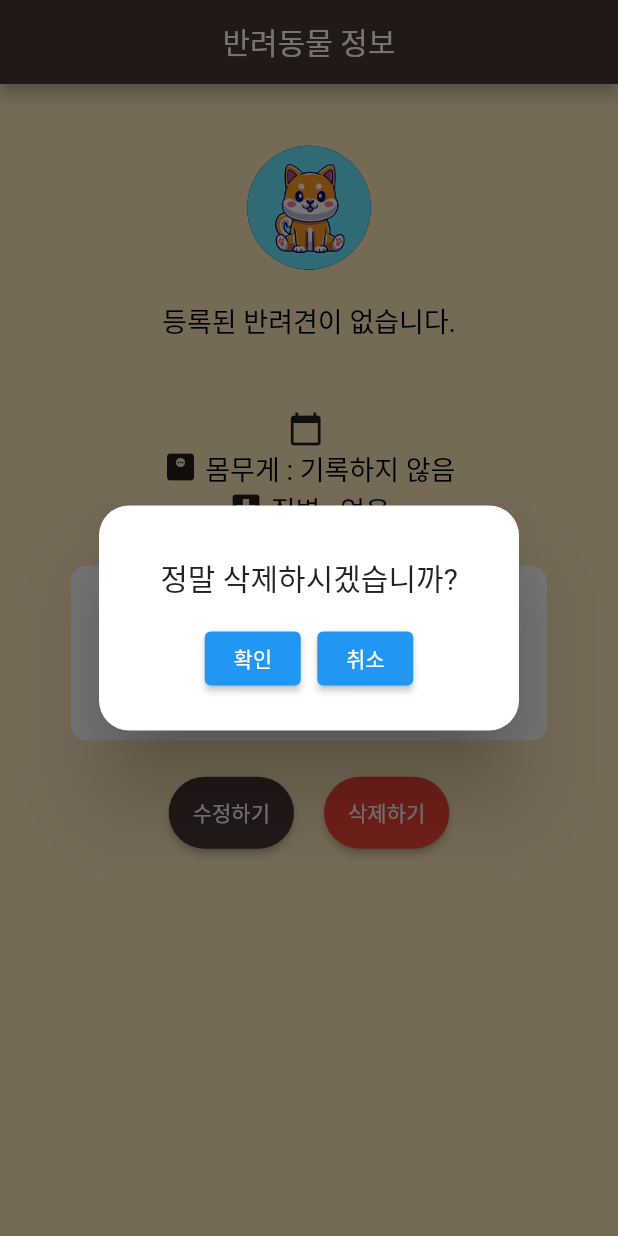
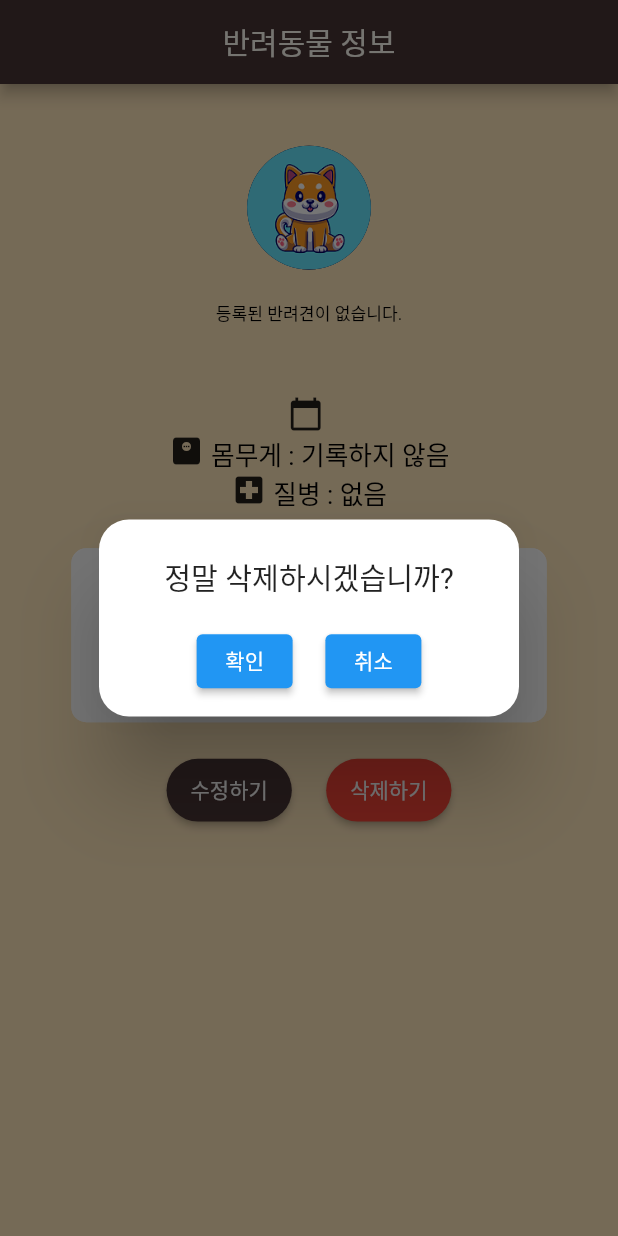
Before and after one commit to TIONBARY/GSSL, a Flutter app: the PetDetailScreen screen opened directly, after a tap on "삭제하기", on a phone screen of 412 x 824 dp. Run offline on Flutter 3.47's test engine with Material 2 defaults, Android fonts, the phone set to English and light mode, and no system bars; our stand-ins replace assets_audio_player, cached_network_image, flutter_bloc, flutter_dotenv, flutter_screenutil, flutter_secure_storage and 12 more; missing offline and left inert: http_interceptor, kakaomap_webview, snapping_sheet; accounts and stored records are empty; statements that could not run were skipped.

Commit message:
:sparkles: main_header_bar, pet_detail 반응형 수정

```diff
--- a/FrontEnd/lib/components/main/main_header_bar.dart
+++ b/FrontEnd/lib/components/main/main_header_bar.dart
@@ -190,7 +190,7 @@ class _MainHeaderBarState extends State<MainHeaderBar> {
                     builder: (BuildContext context) {
                       return Container(
                         padding: EdgeInsets.fromLTRB(0, 20.h, 0, 0),
-                        height: 275,
+                        height: 200.h,
                         decoration: new BoxDecoration(
                           color: pColor,
                           borderRadius: new BorderRadius.only(
@@ -257,11 +257,11 @@ class _MainHeaderBarState extends State<MainHeaderBar> {
                                       ),
                                     ),
                               Container(
-                                margin: EdgeInsets.fromLTRB(0, 30.h, 0, 10.h),
+                                margin: EdgeInsets.fromLTRB(0, 15.h, 0, 5.h),
                                 child: SizedBox(
                                   child: IconButton(
                                     icon: Icon(Icons.add),
-                                    iconSize: 50,
+                                    iconSize: 30.h,
                                     color: btnColor,
                                     onPressed: () => Navigator.push(
                                       context,
--- a/FrontEnd/lib/components/pet/pet_detail.dart
+++ b/FrontEnd/lib/components/pet/pet_detail.dart
@@ -9,6 +9,7 @@ import 'package:GSSL/model/response_models/user_info.dart';
 import 'package:GSSL/pages/login_page.dart';
 import 'package:GSSL/pages/modify_pet_page.dart';
 import 'package:flutter/material.dart';
+import 'package:flutter_screenutil/flutter_screenutil.dart';
 
 import '../util/custom_dialog.dart';
 
@@ -187,7 +188,7 @@ class _PetDetailState extends State<PetDetail> {
                               TextSpan(
                                   style: TextStyle(
                                     color: Colors.black,
-                                    fontSize: 18,
+                                    fontSize: 10.sp,
                                   ),
                                   text: "등록된 반려견이 없습니다.")
                             ])
@@ -195,7 +196,7 @@ class _PetDetailState extends State<PetDetail> {
                               TextSpan(
                                   style: TextStyle(
                                     color: Colors.black,
-                                    fontSize: 24,
+                                    fontSize: 26.sp,
                                   ),
                                   text: user!.nickname! + "의 " + pet!.name!),
                               WidgetSpan(
@@ -217,7 +218,7 @@ class _PetDetailState extends State<PetDetail> {
                             MediaQuery.of(context).size.width / 40),
                         child: Image.asset(
                           "assets/images/grave.png",
-                          height: 20,
+                          height: 20.h,
                         ))
                     : Container(),
               ],
@@ -240,7 +241,7 @@ class _PetDetailState extends State<PetDetail> {
                                   TextSpan(
                                       style: TextStyle(
                                         color: Colors.black,
-                                        fontSize: 18,
+                                        fontSize: 15.sp,
                                       ),
                                       text: kindName!)
                                 ])),
@@ -258,7 +259,7 @@ class _PetDetailState extends State<PetDetail> {
                   TextSpan(
                     style: TextStyle(
                       color: Colors.black,
-                      fontSize: 18,
+                      fontSize: 15.sp,
                     ),
                     text: pet == null || pet?.birth == null
                         ? " "
@@ -278,7 +279,7 @@ class _PetDetailState extends State<PetDetail> {
                   TextSpan(
                     style: TextStyle(
                       color: Colors.black,
-                      fontSize: 18,
+                      fontSize: 15.sp,
                     ),
                     text: pet == null ||
                             pet?.weight == null ||
@@ -300,7 +301,7 @@ class _PetDetailState extends State<PetDetail> {
                   TextSpan(
                     style: TextStyle(
                       color: Colors.black,
-                      fontSize: 18,
+                      fontSize: 15.sp,
                     ),
                     text: pet == null ||
                             pet?.diseases == null ||
@@ -344,9 +345,9 @@ class _PetDetailState extends State<PetDetail> {
             ]),
             Row(mainAxisAlignment: MainAxisAlignment.center, children: [
               Padding(
-                padding: const EdgeInsets.fromLTRB(10, 0, 10, 0),
+                padding: EdgeInsets.fromLTRB(10.w, 0, 10.w, 0),
                 child: Container(
-                  height: 48,
+                  height: 35.h,
                   child: ElevatedButton(
                     onPressed: () {
                       Navigator.push(
@@ -367,9 +368,9 @@ class _PetDetailState extends State<PetDetail> {
                 ),
               ),
               Padding(
-                padding: const EdgeInsets.fromLTRB(10, 0, 10, 0),
+                padding: EdgeInsets.fromLTRB(10.w, 0, 10.w, 0),
                 child: Container(
-                  height: 48,
+                  height: 35.h,
                   child: ElevatedButton(
                     onPressed: () {
                       showDialog(
@@ -380,10 +381,10 @@ class _PetDetailState extends State<PetDetail> {
                                   borderRadius: BorderRadius.circular(
                                       20.0)), //this right here
                               child: Container(
-                                height: 150,
+                                height: 110.h,
                                 child: Padding(
-                                  padding: const EdgeInsets.fromLTRB(
-                                      12.0, 12.0, 12.0, 3.0),
+                                  padding: EdgeInsets.fromLTRB(
+                                      12.0.w, 12.0.h, 12.0.w, 3.0.h),
                                   child: Column(
                                     mainAxisAlignment: MainAxisAlignment.center,
                                     crossAxisAlignment:
@@ -392,12 +393,12 @@ class _PetDetailState extends State<PetDetail> {
                                       Title(
                                         color: Colors.black,
                                         child: Text("정말 삭제하시겠습니까?",
-                                            style: TextStyle(fontSize: 20)),
+                                            style: TextStyle(fontSize: 17.sp)),
                                       ),
                                       Container(
-                                          width: 150.0,
-                                          margin:
-                                              EdgeInsets.fromLTRB(0, 15, 0, 0),
+                                          width: 150.0.w,
+                                          margin: EdgeInsets.fromLTRB(
+                                              0, 15.h, 0, 0),
                                           child: Row(
                                               mainAxisAlignment:
                                                   MainAxisAlignment.spaceAround,
```
